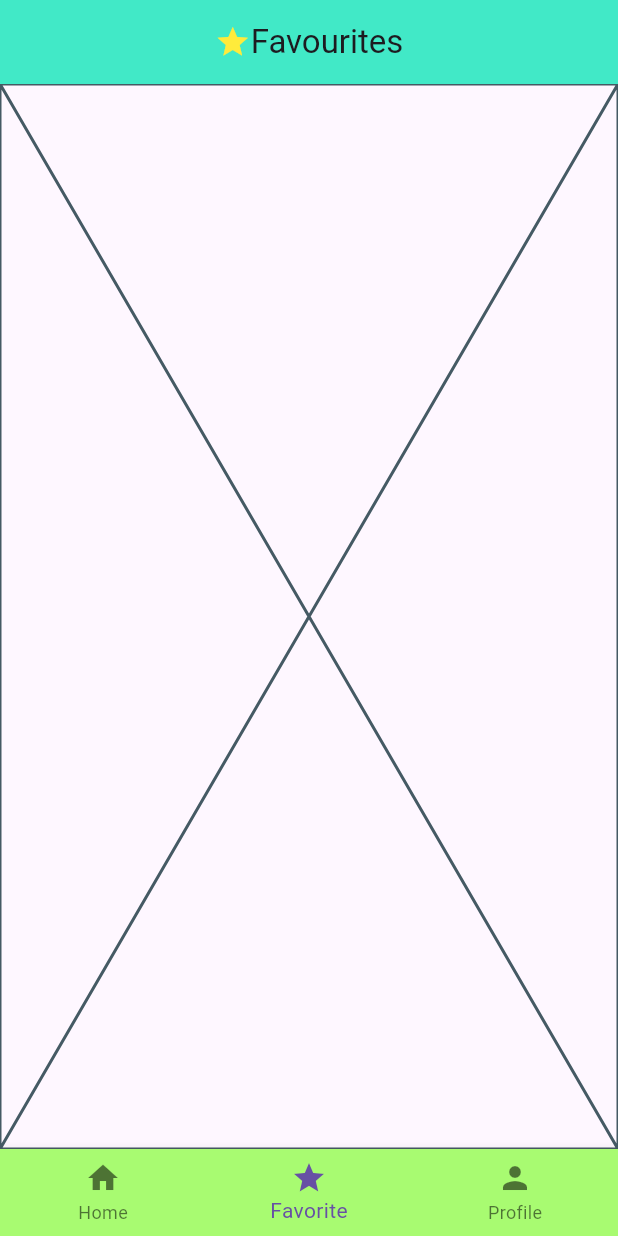
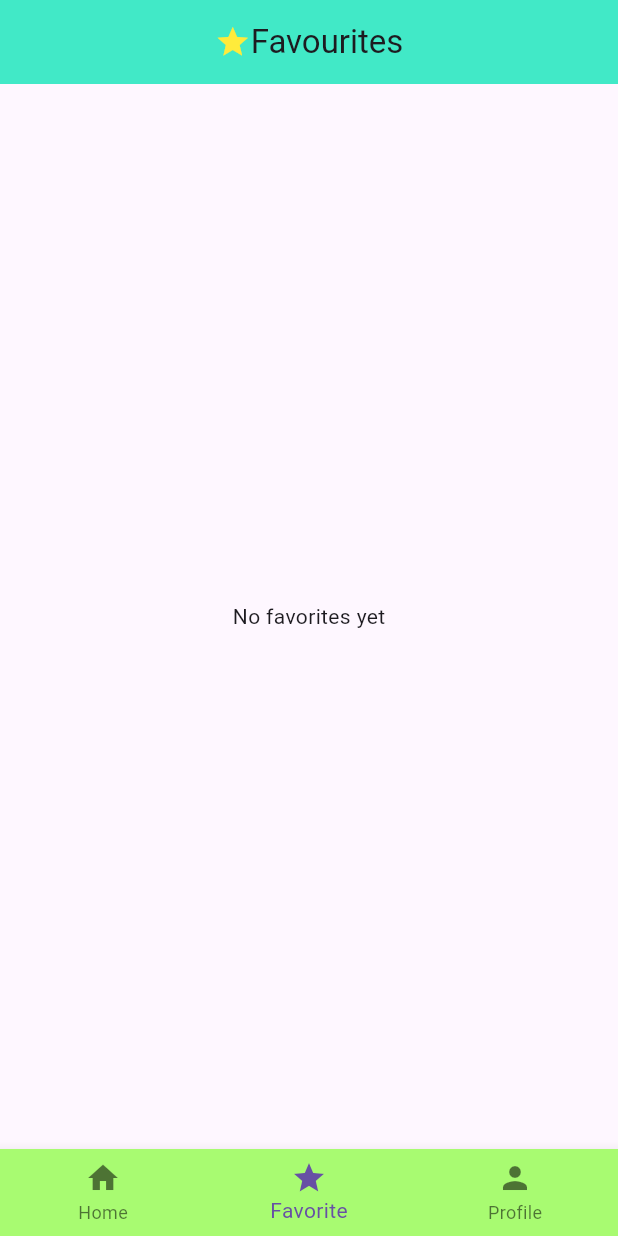
Before and after one commit to grtthealex/Outcrop, a Flutter app: the screen it shows once a user with an empty profile is signed in, item 2 of the bottom bar chosen, on a phone screen of 412 x 824 dp. Run offline on Flutter 3.47's test engine with Material 3 defaults, Android fonts, the phone set to English and light mode, and no system bars; our stand-ins replace firebase_auth, firebase_core, go_router; accounts and stored records are empty.

Commit message:
synced home and favourite pages

```diff
--- a/lib/pages/favourites.dart
+++ b/lib/pages/favourites.dart
@@ -1,4 +1,6 @@
 import 'package:flutter/material.dart';
+import 'package:outcrop/models/product_card_model.dart';
+import 'package:outcrop/widgets/product_card_widget.dart';
 
 class FavouritesAppBar extends StatelessWidget implements PreferredSizeWidget {
   const FavouritesAppBar({super.key});
@@ -20,16 +22,44 @@ class FavouritesAppBar extends StatelessWidget implements PreferredSizeWidget {
   }
 }
 
-class FavouritesBody extends StatefulWidget {
-  const FavouritesBody({super.key});
+class FavouritesBody extends StatelessWidget {
+  final List<ProductCardModel> products;
+  final Set<String> favorites;
+  final Function(ProductCardModel) onToggleFavorite;
+
+  const FavouritesBody({
+    super.key,
+    required this.products,
+    required this.favorites,
+    required this.onToggleFavorite,
+  });
 
   @override
-  State<FavouritesBody> createState() => _FavouritesBodyState();
-}
+  Widget build(BuildContext context) {
+    final favProducts = products
+        .where((product) => favorites.contains(product.name))
+        .toList();
 
-class _FavouritesBodyState extends State<FavouritesBody> {
-  @override
-  Widget build(BuildContext context) {
-    return const Placeholder();
+    if (favProducts.isEmpty) {
+      return const Center(child: Text('No favorites yet'));
+    }
+
+    return ListView.builder(
+      padding: const EdgeInsets.all(30),
+      itemCount: favProducts.length,
+      itemBuilder: (context, index) {
+        final product = favProducts[index];
+        return Padding(
+          padding: const EdgeInsets.only(bottom: 16),
+          child: Center(
+            child: ProductCardWidget(
+              product: product,
+              isFavorite: true,
+              onFavoriteToggle: () => onToggleFavorite(product),
+            ),
+          ),
+        );
+      },
+    );
   }
 }
--- a/lib/pages/root.dart
+++ b/lib/pages/root.dart
@@ -1,4 +1,5 @@
 import 'package:flutter/material.dart';
+import 'package:outcrop/models/product_card_model.dart';
 import 'package:outcrop/pages/favourites.dart';
 import 'package:outcrop/pages/home.dart';
 import 'package:outcrop/pages/profile.dart';
@@ -11,9 +12,60 @@ class Root extends StatefulWidget {
 }
 
 class _HomePageState extends State<Root> {
+  final List<ProductCardModel> products = [
+    ProductCardModel(
+      imagePath: 'assets/rice.png',
+      name: 'Basmati Rice',
+      spec: '5% broken',
+      price: 50.0,
+    ),
+    ProductCardModel(
+      imagePath: 'assets/rice.png',
+      name: 'Glutinous Rice',
+      spec: '10% broken',
+      price: 45.0,
+    ),
+    ProductCardModel(
+      imagePath: 'assets/corn.png',
+      name: 'Yellow Corn',
+      spec: 'Medium',
+      price: 32.0,
+    ),
+  ];
+
+  final Set<String> _favorites = {};
+
+  void _toggleFavorite(ProductCardModel product) {
+    setState(() {
+      if (_favorites.contains(product.name)) {
+        _favorites.remove(product.name);
+      } else {
+        _favorites.add(product.name);
+      }
+    });
+  }
+
   int _currentIndex = 0;
 
-  final List<Widget> _body = [HomeBody(), FavouritesBody(), ProfileBody()];
+  Widget _body() {
+    switch (_currentIndex) {
+      case 0:
+        return HomeBody(
+          products: products,
+          favorites: _favorites,
+          onToggleFavorite: _toggleFavorite,
+        );
+      case 1:
+        return FavouritesBody(
+          products: products,
+          favorites: _favorites,
+          onToggleFavorite: _toggleFavorite,
+        );
+      case 2:
+      default:
+        return const ProfileBody();
+    }
+  }
 
   final List<PreferredSizeWidget> _appbars = [
     HomeAppBar(),
@@ -25,7 +77,7 @@ class _HomePageState extends State<Root> {
   Widget build(BuildContext context) {
     return Scaffold(
       appBar: _appbars[_currentIndex],
-      body: _body[_currentIndex],
+      body: _body(),
       bottomNavigationBar: BottomNavigationBar(
         backgroundColor: Color(0xFFA8FB71),
         currentIndex: _currentIndex,
```
Also changed, not shown: lib/pages/home.dart (+34 -50 lines).
